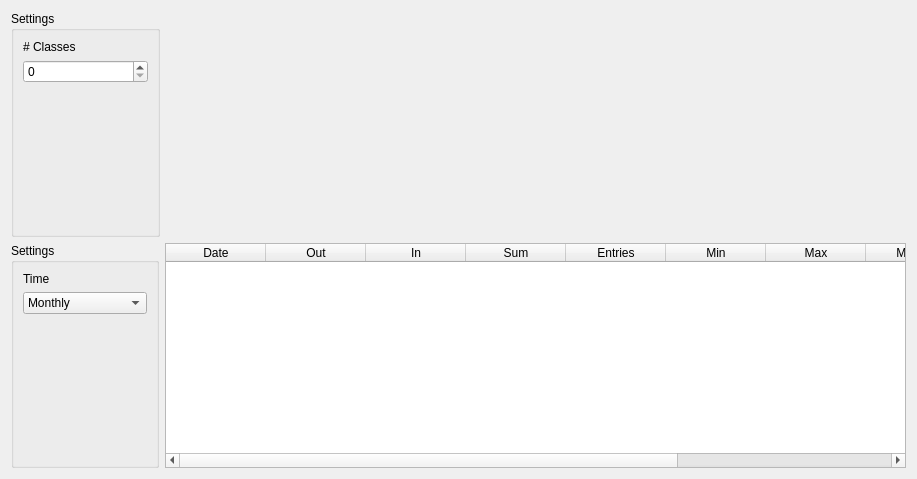
Qt form piggy_bank/ui/classes_periods.ui (pbertoni89/piggy-bank) before a commit.
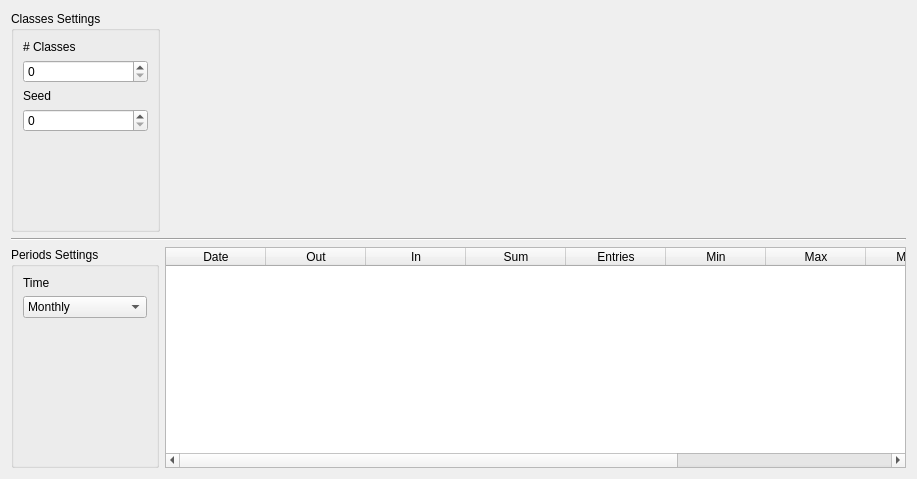
The same form after that commit.

Commit message: Custom classes replace the Blacklisted and Investment flags

```diff
--- a/piggy_bank/ui/classes_periods.ui
+++ b/piggy_bank/ui/classes_periods.ui
@@ -13,13 +13,13 @@
   <property name="windowTitle">
    <string>Form</string>
   </property>
-  <layout class="QVBoxLayout" name="verticalLayout" stretch="1,1">
+  <layout class="QVBoxLayout" name="verticalLayout" stretch="1,0,1">
    <item>
     <layout class="QHBoxLayout" name="qhl_classes" stretch="1,5">
      <item>
       <widget class="QGroupBox" name="qgb_settings_classes">
        <property name="title">
-        <string>Settings</string>
+        <string>Classes Settings</string>
        </property>
        <layout class="QVBoxLayout" name="verticalLayout_2">
         <item>
@@ -30,7 +30,17 @@
          </widget>
         </item>
         <item>
-         <widget class="QSpinBox" name="qsb_classes_number"/>
+         <widget class="QSpinBox" name="qsb_settings_classes_num"/>
+        </item>
+        <item>
+         <widget class="QLabel" name="label_3">
+          <property name="text">
+           <string>Seed</string>
+          </property>
+         </widget>
+        </item>
+        <item>
+         <widget class="QSpinBox" name="qsb_settings_seed"/>
         </item>
         <item>
          <spacer name="verticalSpacer_2">
@@ -53,12 +63,19 @@
      </item>
     </layout>
    </item>
+   <item>
+    <widget class="Line" name="line">
+     <property name="orientation">
+      <enum>Qt::Orientation::Horizontal</enum>
+     </property>
+    </widget>
+   </item>
    <item>
     <layout class="QHBoxLayout" name="qhl_periods" stretch="1,5">
      <item>
       <widget class="QGroupBox" name="qgb_settings_periods">
        <property name="title">
-        <string>Settings</string>
+        <string>Periods Settings</string>
        </property>
        <layout class="QVBoxLayout" name="verticalLayout_3">
         <item>
```
The commit also changes 18 other files.
